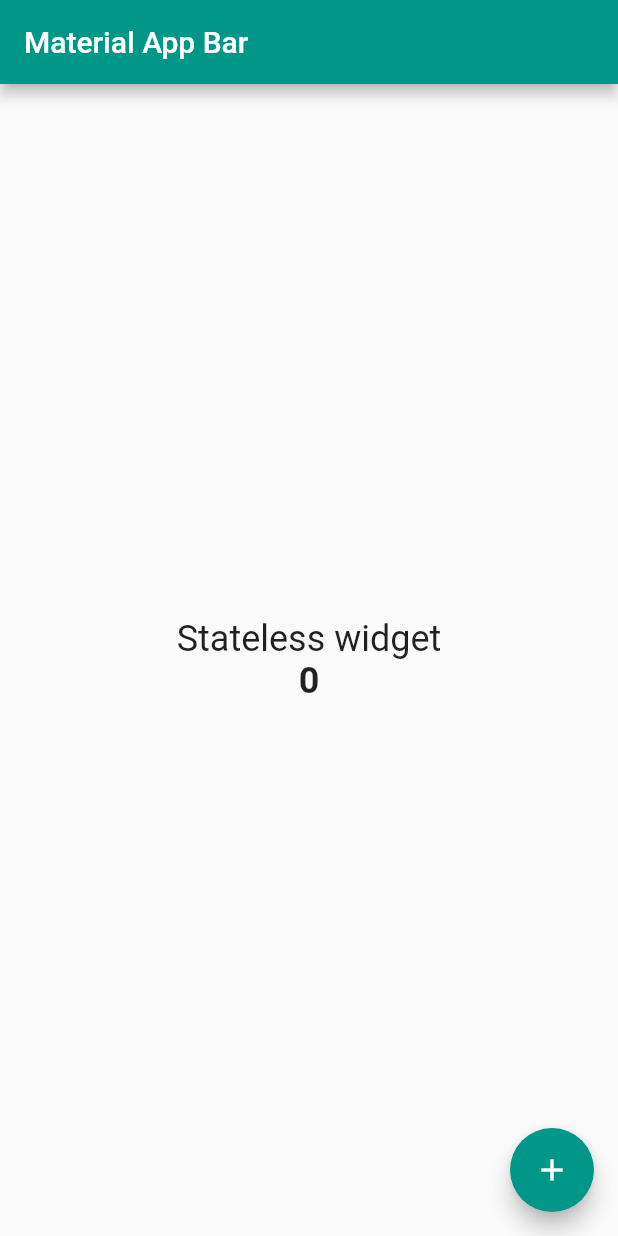
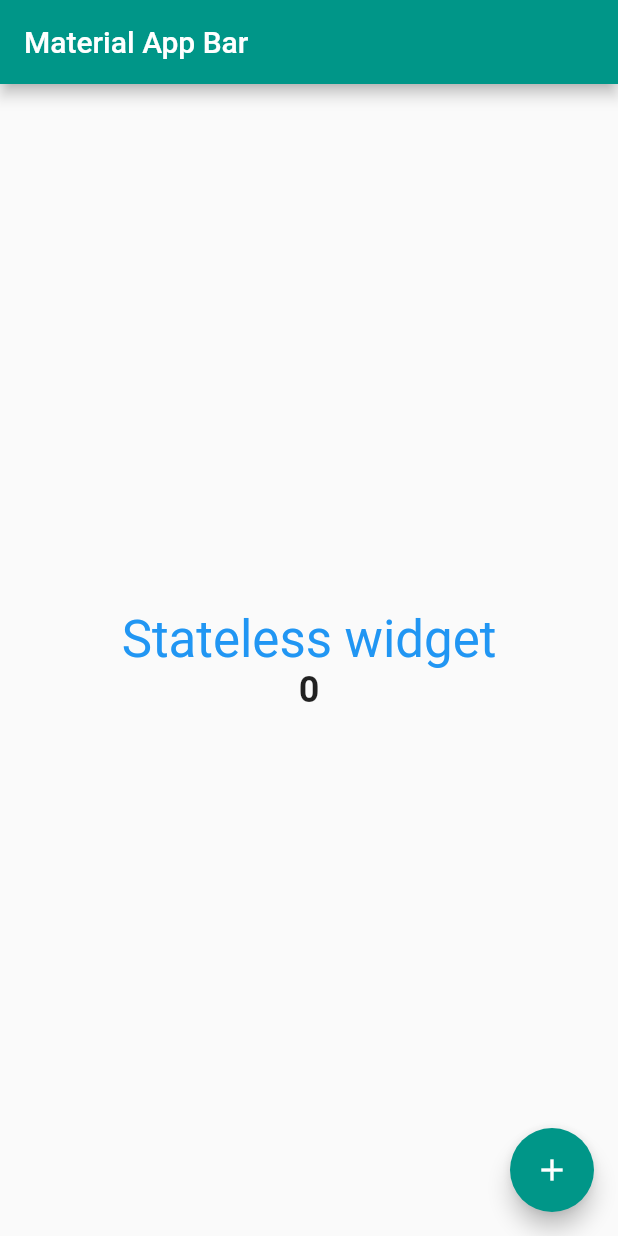
Before and after one commit to uluibrahim/Sifirdan-Flutter-Dersleri, a Flutter app: the screen it shows after launch, on a phone screen of 412 x 824 dp. Run offline on Flutter 3.47's test engine with Material 2 defaults, Android fonts, the phone set to English and light mode, and no system bars.

Commit message:
build context ile theme kullanıldı

```diff
--- a/Bolum2/state/lib/main.dart
+++ b/Bolum2/state/lib/main.dart
@@ -8,7 +8,9 @@ class MyApp extends StatelessWidget {
     return MaterialApp(
       debugShowCheckedModeBanner: false,
       title: 'Material App',
-      theme: ThemeData(primarySwatch: Colors.teal),
+      theme: ThemeData(
+          primarySwatch: Colors.teal,
+          textTheme: TextTheme(headline4: (TextStyle(color: Colors.blue)))),
       home: MyHomePage(),
     );
   }
@@ -33,10 +35,7 @@ class _MyHomePageState extends State<MyHomePage> {
         child: Column(
           mainAxisAlignment: MainAxisAlignment.center,
           children: [
-            Text(
-              'Stateless widget',
-              style: TextStyle(fontSize: 24),
-            ),
+            MyNewTextWidget(),
             Text(
               _counter.toString(),
               style: TextStyle(fontSize: 24, fontWeight: FontWeight.bold),
@@ -58,3 +57,17 @@ class _MyHomePageState extends State<MyHomePage> {
     setState(() => _counter++);
   }
 }
+
+class MyNewTextWidget extends StatelessWidget {
+  const MyNewTextWidget({
+    Key key,
+  }) : super(key: key);
+
+  @override
+  Widget build(BuildContext context) {
+    return Text(
+      'Stateless widget',
+      style: Theme.of(context).textTheme.headline4,
+    );
+  }
+}
```
